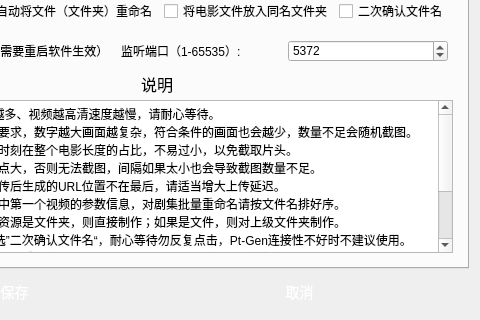
The window that src/gui/ui/settings.ui (publish-helper/publish-helper) describes before a commit, drawn with Qt 5; both pictures show x 166 to 646 and y 415 to 735 of the 646 by 735 pixel window.
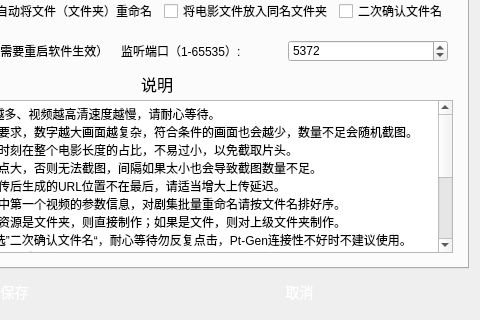
The same window after the commit.

Commit message: Feat: 支持了免费公共图床：[【pixhost】](https://pixhost.to/)，并且会自动将缩略图替换成大图。

Patch:
```diff
--- a/src/gui/ui/settings.ui
+++ b/src/gui/ui/settings.ui
@@ -1534,8 +1534,10 @@
 &lt;p style=&quot; margin-top:0px; margin-bottom:0px; margin-left:0px; margin-right:0px; -qt-block-indent:0; text-indent:0px;&quot;&gt;制作种子时，如果选中的资源是文件夹，则直接制作；如果是文件，则对上级文件夹制作。&lt;/p&gt;
 &lt;p style=&quot; margin-top:0px; margin-bottom:0px; margin-left:0px; margin-right:0px; -qt-block-indent:0; text-indent:0px;&quot;&gt;使用“一键启动”请取消勾选”二次确认文件名“，耐心等待勿反复点击，Pt-Gen连接性不好时不建议使用。&lt;/p&gt;
 &lt;p style=&quot; margin-top:0px; margin-bottom:0px; margin-left:0px; margin-right:0px; -qt-block-indent:0; text-indent:0px;&quot;&gt;文件越大制作种子越慢，可查看任务管理器获取运行情况，资源路径可以直接复制文件粘贴到文本框。&lt;/p&gt;
-&lt;p style=&quot; margin-top:0px; margin-bottom:0px; margin-left:0px; margin-right:0px; -qt-block-indent:0; text-indent:0px;&quot;&gt;支持免费图床： &lt;span style=&quot; font-weight:700; color:#0000ff;&quot;&gt;https://freeimage.host/ https://imgbb.com/&lt;/span&gt;&lt;span style=&quot; color:#0000ff;&quot;&gt;，&lt;/span&gt;API地址和令牌请到图床主页获取。&lt;/p&gt;
-&lt;p style=&quot; margin-top:0px; margin-bottom:0px; margin-left:0px; margin-right:0px; -qt-block-indent:0; text-indent:0px;&quot;&gt;目前公共图床架构支持兰空图床(Lsky Pro)，如需使用请在&lt;span style=&quot; font-weight:700; color:#0000ff;&quot;&gt;static/picture-bed-data.json&lt;/span&gt;&lt;span style=&quot; color:#000000;&quot;&gt;文件中的&amp;quot;l&lt;/span&gt;sky-pro&lt;span style=&quot; color:#000000;&quot;&gt;&amp;quot;字段里添加你的图床上传接口地址，别忘了加上&amp;quot;/upload&amp;quot;（详见文档），注意最后不要加&amp;quot;/&amp;quot;!&lt;/span&gt;&lt;/p&gt;
+&lt;p style=&quot; margin-top:0px; margin-bottom:0px; margin-left:0px; margin-right:0px; -qt-block-indent:0; text-indent:0px;&quot;&gt;支持免费公共图床：&lt;span style=&quot; font-weight:700; color:#0000ff;&quot;&gt;freeimage imgbb imagehub pixhost&lt;/span&gt;&lt;/p&gt;
+&lt;p style=&quot; margin-top:0px; margin-bottom:0px; margin-left:0px; margin-right:0px; -qt-block-indent:0; text-indent:0px;&quot;&gt;支持商业公共图床：&lt;span style=&quot; font-weight:700; color:#0000ff;&quot;&gt;薄荷图床(bohe)&lt;/span&gt;&lt;/p&gt;
+&lt;p style=&quot; margin-top:0px; margin-bottom:0px; margin-left:0px; margin-right:0px; -qt-block-indent:0; text-indent:0px;&quot;&gt;支持开源图床架构：&lt;span style=&quot; font-weight:700; color:#0000ff;&quot;&gt;兰空图床(Lsky Pro) chevereto&lt;/span&gt;&lt;/p&gt;
+&lt;p style=&quot; margin-top:0px; margin-bottom:0px; margin-left:0px; margin-right:0px; -qt-block-indent:0; text-indent:0px;&quot;&gt;图床API地址和Token请到图床主页获取，如需使用请在&lt;span style=&quot; font-weight:700; color:#0000ff;&quot;&gt;static/picture-bed-data.json&lt;/span&gt;&lt;span style=&quot; color:#000000;&quot;&gt;文件中的图床类型对应字段里添加你的图床上传接口地址，具体参考图床API文档，注意&lt;/span&gt;API地址&lt;span style=&quot; color:#000000;&quot;&gt;最后不要加&amp;quot;/&amp;quot;！如果图床无需Token，则可随意填写。&lt;/span&gt;&lt;/p&gt;
 &lt;p style=&quot; margin-top:0px; margin-bottom:0px; margin-left:0px; margin-right:0px; -qt-block-indent:0; text-indent:0px;&quot;&gt;&lt;span style=&quot; color:#000000;&quot;&gt;如果需要支持更多新类型的图床请提Issues，前提是图床支持API上传！&lt;/span&gt;&lt;/p&gt;&lt;/body&gt;&lt;/html&gt;</string>
            </property>
           </widget>
```
The commit also changes 5 other files.
